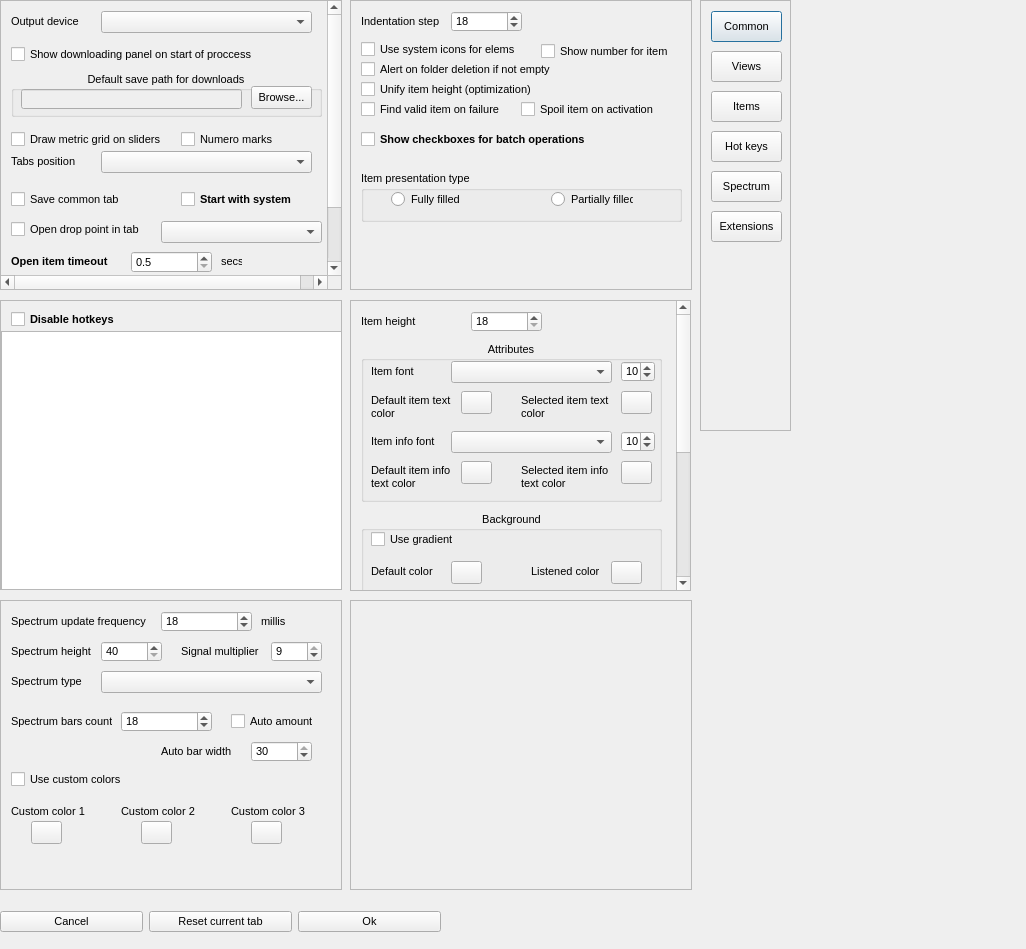
Old version of the form dialogs/settings_dialog.ui in the repository jeyboy/playo3.
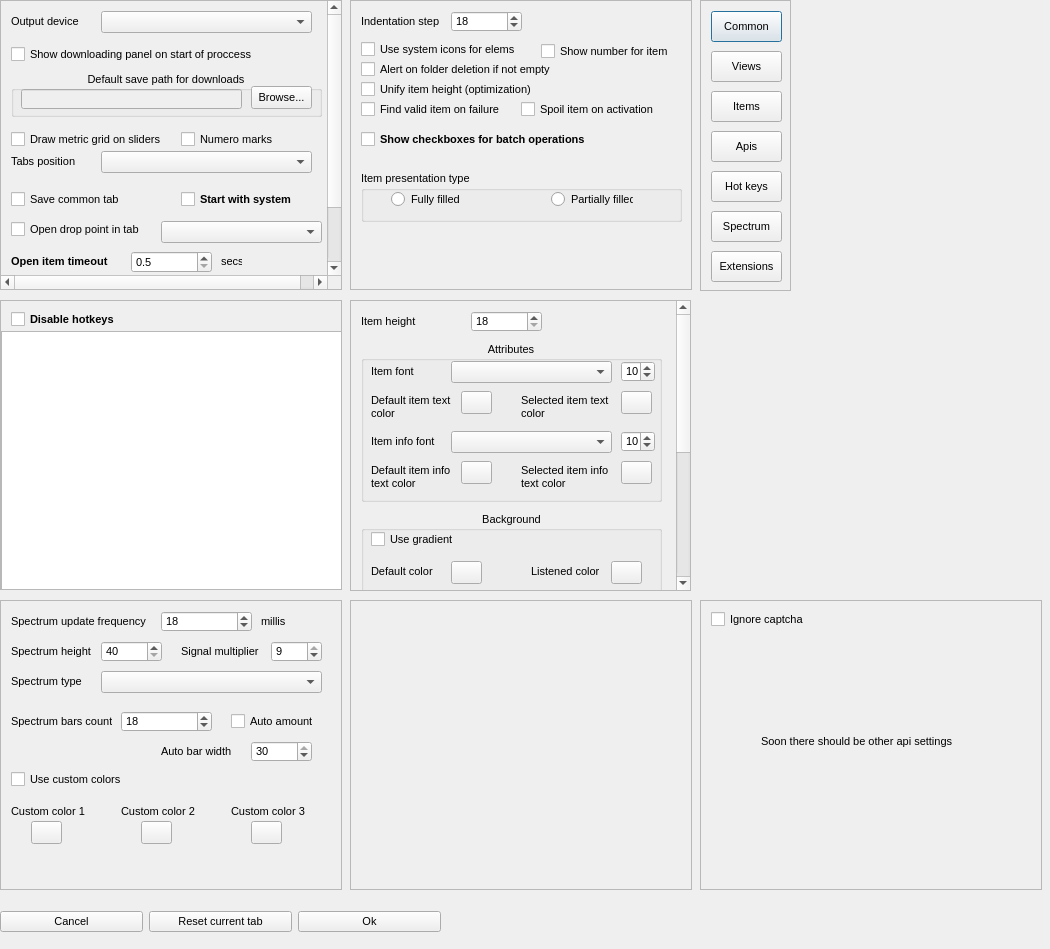
New version of the form.

Commit message: add tab for apis settings

Diff of the .ui file:
```diff
--- a/dialogs/settings_dialog.ui
+++ b/dialogs/settings_dialog.ui
@@ -6,7 +6,7 @@
    <rect>
     <x>0</x>
     <y>0</y>
-    <width>1026</width>
+    <width>1050</width>
     <height>949</height>
    </rect>
   </property>
@@ -1615,7 +1615,7 @@
      <x>700</x>
      <y>0</y>
      <width>91</width>
-     <height>431</height>
+     <height>291</height>
     </rect>
    </property>
    <property name="minimumSize">
@@ -1634,7 +1634,7 @@
     <string notr="true"/>
    </property>
    <property name="widgetResizable">
-    <bool>true</bool>
+    <bool>false</bool>
    </property>
    <widget class="QWidget" name="scrollAreaWidgetContents">
     <property name="geometry">
@@ -1642,7 +1642,7 @@
       <x>0</x>
       <y>0</y>
       <width>89</width>
-      <height>429</height>
+      <height>289</height>
      </rect>
     </property>
     <widget class="QPushButton" name="commonBtn">
@@ -1699,7 +1699,7 @@
      <property name="geometry">
       <rect>
        <x>10</x>
-       <y>130</y>
+       <y>170</y>
        <width>71</width>
        <height>31</height>
       </rect>
@@ -1743,7 +1743,7 @@
      <property name="geometry">
       <rect>
        <x>10</x>
-       <y>170</y>
+       <y>210</y>
        <width>71</width>
        <height>31</height>
       </rect>
@@ -1765,7 +1765,7 @@
      <property name="geometry">
       <rect>
        <x>10</x>
-       <y>210</y>
+       <y>250</y>
        <width>71</width>
        <height>31</height>
       </rect>
@@ -1783,6 +1783,28 @@
       <bool>true</bool>
      </property>
     </widget>
+    <widget class="QPushButton" name="apisBtn">
+     <property name="geometry">
+      <rect>
+       <x>10</x>
+       <y>130</y>
+       <width>71</width>
+       <height>31</height>
+      </rect>
+     </property>
+     <property name="text">
+      <string>Apis</string>
+     </property>
+     <property name="checkable">
+      <bool>true</bool>
+     </property>
+     <property name="autoExclusive">
+      <bool>true</bool>
+     </property>
+     <property name="autoDefault">
+      <bool>true</bool>
+     </property>
+    </widget>
    </widget>
   </widget>
   <widget class="QScrollArea" name="extensionsArea">
@@ -1894,6 +1916,67 @@
     </widget>
    </widget>
   </widget>
+  <widget class="QScrollArea" name="apisArea">
+   <property name="geometry">
+    <rect>
+     <x>700</x>
+     <y>600</y>
+     <width>342</width>
+     <height>290</height>
+    </rect>
+   </property>
+   <property name="styleSheet">
+    <string notr="true"/>
+   </property>
+   <property name="frameShape">
+    <enum>QFrame::StyledPanel</enum>
+   </property>
+   <property name="frameShadow">
+    <enum>QFrame::Plain</enum>
+   </property>
+   <property name="lineWidth">
+    <number>0</number>
+   </property>
+   <property name="widgetResizable">
+    <bool>false</bool>
+   </property>
+   <widget class="QWidget" name="apisAreaBody">
+    <property name="geometry">
+     <rect>
+      <x>0</x>
+      <y>0</y>
+      <width>340</width>
+      <height>288</height>
+     </rect>
+    </property>
+    <widget class="QCheckBox" name="ignoreCaptcha">
+     <property name="geometry">
+      <rect>
+       <x>10</x>
+       <y>10</y>
+       <width>131</width>
+       <height>17</height>
+      </rect>
+     </property>
+     <property name="text">
+      <string>Ignore captcha</string>
+     </property>
+    </widget>
+    <widget class="QLabel" name="label_31">
+     <property name="geometry">
+      <rect>
+       <x>60</x>
+       <y>130</y>
+       <width>211</width>
+       <height>21</height>
+      </rect>
+     </property>
+     <property name="text">
+      <string>Soon there should be other api settings</string>
+     </property>
+    </widget>
+   </widget>
+  </widget>
  </widget>
  <resources/>
  <connections/>
```
Left out of the diff: 2 changed lines with no effect on the pictures. The commit also changes 8 other files.
